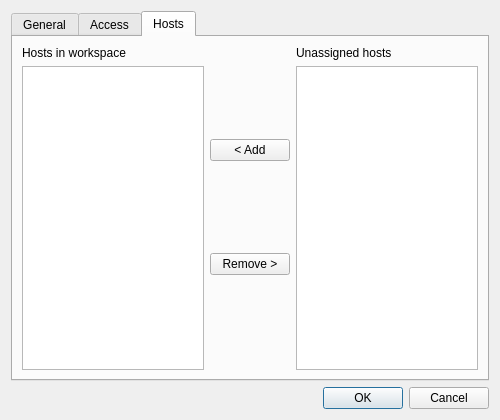
First picture: the form in source/client/desktop/management/router_workspace_dialog.ui, repository dchapyshev/aspia, before the edit.
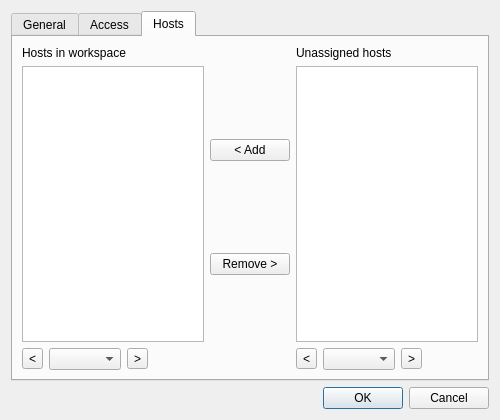
Second picture: the form after the edit. The open tabs and pages were chosen to show the change. Custom widgets are drawn as their Qt base class.

The edit to the form file:
```diff
--- a/source/client/desktop/management/router_workspace_dialog.ui
+++ b/source/client/desktop/management/router_workspace_dialog.ui
@@ -143,6 +143,46 @@
          <item>
           <widget class="QListWidget" name="list_hosts_in_workspace"/>
          </item>
+         <item>
+          <layout class="QHBoxLayout" name="layout_hosts_in_pagination">
+           <item>
+            <widget class="QToolButton" name="button_hosts_in_prev">
+             <property name="text">
+              <string>&lt;</string>
+             </property>
+             <property name="toolTip">
+              <string>Previous page</string>
+             </property>
+            </widget>
+           </item>
+           <item>
+            <widget class="QComboBox" name="combo_hosts_in_page"/>
+           </item>
+           <item>
+            <widget class="QToolButton" name="button_hosts_in_next">
+             <property name="text">
+              <string>&gt;</string>
+             </property>
+             <property name="toolTip">
+              <string>Next page</string>
+             </property>
+            </widget>
+           </item>
+           <item>
+            <spacer name="spacer_hosts_in_pagination">
+             <property name="orientation">
+              <enum>Qt::Orientation::Horizontal</enum>
+             </property>
+             <property name="sizeHint" stdset="0">
+              <size>
+               <width>40</width>
+               <height>20</height>
+              </size>
+             </property>
+            </spacer>
+           </item>
+          </layout>
+         </item>
         </layout>
        </item>
        <item>
@@ -195,6 +235,46 @@
          <item>
           <widget class="QListWidget" name="list_hosts_available"/>
          </item>
+         <item>
+          <layout class="QHBoxLayout" name="layout_hosts_free_pagination">
+           <item>
+            <widget class="QToolButton" name="button_hosts_free_prev">
+             <property name="text">
+              <string>&lt;</string>
+             </property>
+             <property name="toolTip">
+              <string>Previous page</string>
+             </property>
+            </widget>
+           </item>
+           <item>
+            <widget class="QComboBox" name="combo_hosts_free_page"/>
+           </item>
+           <item>
+            <widget class="QToolButton" name="button_hosts_free_next">
+             <property name="text">
+              <string>&gt;</string>
+             </property>
+             <property name="toolTip">
+              <string>Next page</string>
+             </property>
+            </widget>
+           </item>
+           <item>
+            <spacer name="spacer_hosts_free_pagination">
+             <property name="orientation">
+              <enum>Qt::Orientation::Horizontal</enum>
+             </property>
+             <property name="sizeHint" stdset="0">
+              <size>
+               <width>40</width>
+               <height>20</height>
+              </size>
+             </property>
+            </spacer>
+           </item>
+          </layout>
+         </item>
         </layout>
        </item>
       </layout>
```
Left out of the diff: 40 changed lines with no effect on the pictures.
